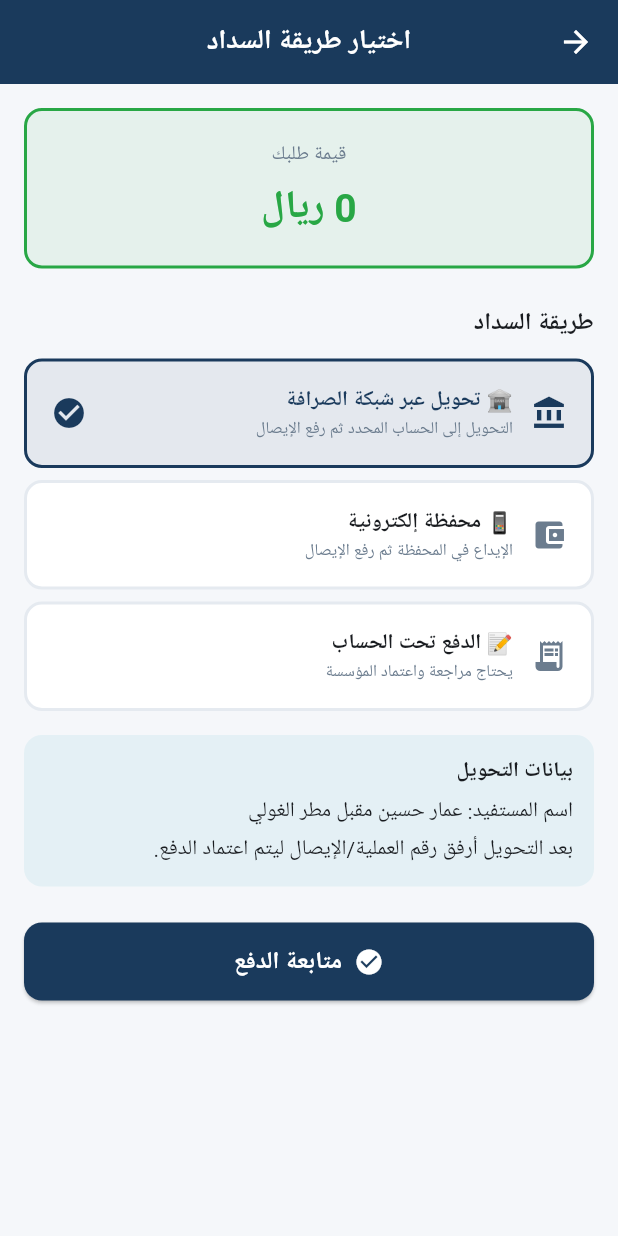
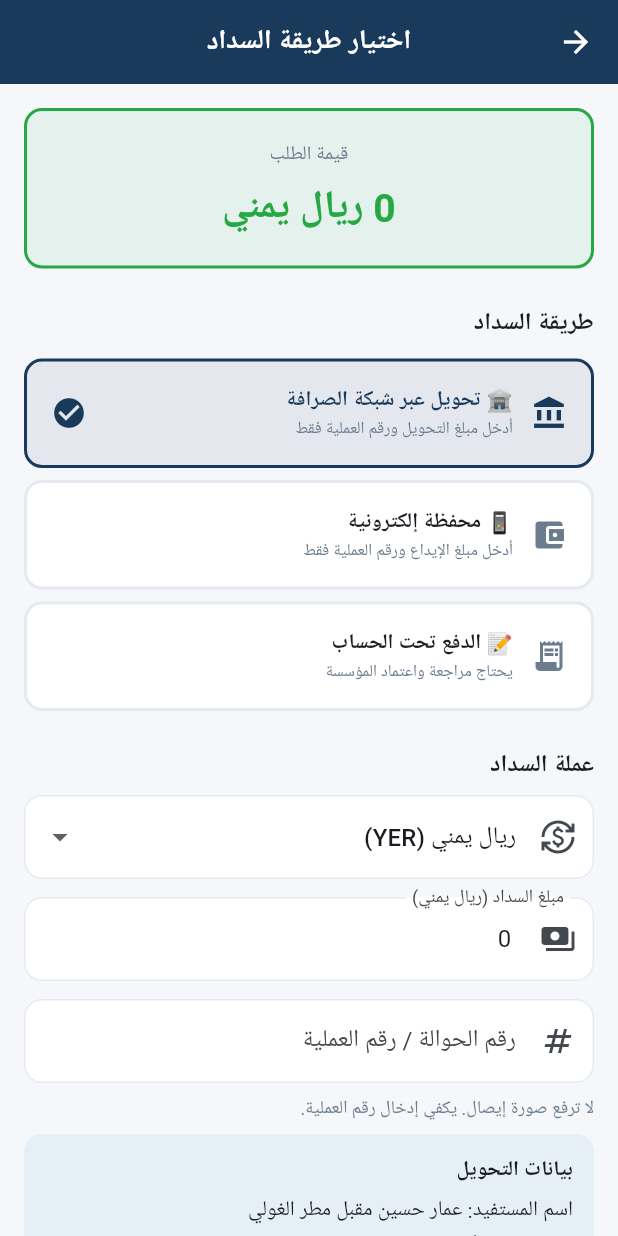
Before and after one commit to yusufnaser-app/alghouli-cement, a Flutter app: the ChoosePaymentScreen screen opened directly with empty values, on a phone screen of 412 x 824 dp. Run offline on Flutter 3.47's test engine with Material 3 defaults, Android fonts, the phone set to English and light mode, and no system bars; our stand-ins replace dio, firebase_core, firebase_messaging, image_picker; accounts and stored records are empty; network calls fail; statements that could not run were skipped.

Commit message:
add multi currency payments without exchange rate

```diff
--- a/mobile/lib/features/payments/presentation/screens/choose_payment_screen.dart
+++ b/mobile/lib/features/payments/presentation/screens/choose_payment_screen.dart
@@ -3,10 +3,11 @@ import '../../../../core/constants/app_colors.dart';
 import '../../../../core/widgets/primary_button.dart';
 import '../../../orders/data/order_service.dart';
 import '../../../wallet/data/wallet_service.dart';
-import 'upload_receipt_screen.dart';
+import '../data/payment_service.dart';
 
-/// تظهر بعد أن يحدد الموظف سعر الطلب (الحالة PENDING_PAYMENT_METHOD) —
-/// هنا يرى العميل السعر الرسمي لأول مرة ويختار طريقة السداد (بند 23-24).
+/// بعد تسعير الطلب يختار العميل طريقة السداد.
+/// الدفع التحويلي يسجل: العملة + المبلغ بنفس العملة + رقم العملية فقط.
+/// لا يوجد رفع صورة إيصال ولا سعر صرف.
 class ChoosePaymentScreen extends StatefulWidget {
   final String orderId;
   final double totalAmount;
@@ -23,10 +24,14 @@ class ChoosePaymentScreen extends StatefulWidget {
 
 class _ChoosePaymentScreenState extends State<ChoosePaymentScreen> {
   final _orderService = OrderService();
+  final _paymentService = PaymentService();
   final _walletService = WalletService();
-  final _partialController = TextEditingController();
+
+  final _amountController = TextEditingController();
+  final _transactionController = TextEditingController();
 
   String _paymentTerms = 'network_transfer';
+  String _currency = 'YER';
   CustomerSummary? _summary;
   bool _loading = false;
   bool _loadingSummary = true;
@@ -35,13 +40,14 @@ class _ChoosePaymentScreenState extends State<ChoosePaymentScreen> {
   @override
   void initState() {
     super.initState();
-    _partialController.text = (widget.totalAmount / 2).toStringAsFixed(0);
+    _amountController.text = widget.totalAmount.toStringAsFixed(0);
     _loadSummary();
   }
 
   @override
   void dispose() {
-    _partialController.dispose();
+    _amountController.dispose();
+    _transactionController.dispose();
     super.dispose();
   }
 
@@ -49,9 +55,7 @@ class _ChoosePaymentScreenState extends State<ChoosePaymentScreen> {
     try {
       final s = await _walletService.getSummary();
       if (mounted) setState(() => _summary = s);
-    } catch (_) {
-      // غير حرج: الشاشة تعمل بدون عرض الرصيد الحالي
-    }
+    } catch (_) {}
     if (mounted) setState(() => _loadingSummary = false);
   }
 
@@ -63,14 +67,33 @@ class _ChoosePaymentScreenState extends State<ChoosePaymentScreen> {
         );
   }
 
+  String _currencyName(String code) {
+    switch (code) {
+      case 'USD':
+        return 'دولار أمريكي';
+      case 'SAR':
+        return 'ريال سعودي';
+      default:
+        return 'ريال يمني';
+    }
+  }
+
   Future<void> _submit() async {
-    double? paidNow;
-    if (_paymentTerms == 'partial') {
-      paidNow = double.tryParse(_partialController.text.trim());
-      if (paidNow == null || paidNow <= 0 || paidNow >= widget.totalAmount) {
-        setState(() => _error = 'أدخل مبلغًا صحيحًا أقل من الإجمالي');
+    if (_paymentTerms == 'on_account') {
+      await _choosePaymentOnly();
       return;
     }
+
+    final amount = double.tryParse(_amountController.text.trim());
+    if (amount == null || amount <= 0) {
+      setState(() => _error = 'أدخل مبلغ السداد بشكل صحيح');
+      return;
+    }
+
+    final transactionRef = _transactionController.text.trim();
+    if (transactionRef.isEmpty) {
+      setState(() => _error = 'أدخل رقم الحوالة أو رقم العملية');
+      return;
     }
 
     setState(() {
@@ -79,29 +102,71 @@ class _ChoosePaymentScreenState extends State<ChoosePaymentScreen> {
     });
 
     try {
+      // أولاً نسجل طريقة السداد للطلب.
+      final selected = await _orderService.choosePayment(
+        orderId: widget.orderId,
+        paymentTerms: _paymentTerms,
+      );
+
+      if (selected['status'] != 'PENDING_PAYMENT') {
+        throw Exception('تعذر تحويل الطلب إلى حالة الدفع');
+      }
+
+      final methods = await _paymentService.methods();
+      final method = methods.cast<Map<String, dynamic>?>().firstWhere(
+            (m) => m?['code']?.toString() == _paymentTerms,
+            orElse: () => null,
+          );
+
+      if (method == null || method['id'] == null) {
+        throw Exception('طريقة الدفع غير متاحة حاليًا');
+      }
+
+      final now = DateTime.now();
+      final transferDate =
+          '${now.year.toString().padLeft(4, '0')}-${now.month.toString().padLeft(2, '0')}-${now.day.toString().padLeft(2, '0')}';
+
+      await _paymentService.submit(
+        orderId: widget.orderId,
+        methodId: method['id'].toString(),
+        amount: amount,
+        currency: _currency,
+        transferDate: transferDate,
+        transactionRef: transactionRef,
+      );
+
+      if (!mounted) return;
+      Navigator.pop(context, true);
+      ScaffoldMessenger.of(context).showSnackBar(
+        const SnackBar(
+          content: Text('تم إرسال بيانات السداد ورقم العملية للمراجعة'),
+          backgroundColor: AppColors.success,
+          duration: Duration(seconds: 4),
+        ),
+      );
+    } catch (e) {
+      if (!mounted) return;
+      setState(() => _error = e.toString().replaceFirst('Exception: ', ''));
+    } finally {
+      if (mounted) setState(() => _loading = false);
+    }
+  }
+
+  Future<void> _choosePaymentOnly() async {
+    setState(() {
+      _loading = true;
+      _error = null;
+    });
+
+    try {
       final result = await _orderService.choosePayment(
         orderId: widget.orderId,
-        paymentTerms: _paymentTerms,
-        paidAmountNow: paidNow,
+        paymentTerms: 'on_account',
       );
+
       if (!mounted) return;
-
-      final status = result['status'] as String?;
-      if (status == 'PENDING_PAYMENT') {
-        // فوري أو جزئي: يذهب لرفع إيصال المبلغ المطلوب سداده الآن
-        final amountToPay = _paymentTerms == 'partial' ? paidNow! : widget.totalAmount;
-        Navigator.pushReplacement(
-          context,
-          MaterialPageRoute(
-            builder: (_) => UploadReceiptScreen(
-              orderId: widget.orderId,
-              totalAmount: amountToPay,
-            ),
-          ),
-        );
-      } else {
-        // آجل: بانتظار موافقة المدير — لا حاجة لرفع إيصال الآن
       Navigator.pop(context, true);
+      if (result['status'] == 'PENDING_ADMIN_APPROVAL') {
         ScaffoldMessenger.of(context).showSnackBar(
           const SnackBar(
             content: Text('تم إرسال طلب الدفع تحت الحساب — بانتظار موافقة المؤسسة'),
@@ -132,7 +197,6 @@ class _ChoosePaymentScreenState extends State<ChoosePaymentScreen> {
           child: Column(
             crossAxisAlignment: CrossAxisAlignment.stretch,
             children: [
-              // قيمة الطلب الرسمية — تظهر للعميل هنا لأول مرة
               Container(
                 padding: const EdgeInsets.all(20),
                 decoration: BoxDecoration(
@@ -142,14 +206,19 @@ class _ChoosePaymentScreenState extends State<ChoosePaymentScreen> {
                 ),
                 child: Column(
                   children: [
-                    const Text('قيمة طلبك',
-                        style: TextStyle(fontSize: 13, color: AppColors.textSecondary)),
+                    const Text(
+                      'قيمة الطلب',
+                      style: TextStyle(fontSize: 13, color: AppColors.textSecondary),
+                    ),
                     const SizedBox(height: 6),
-                    Text('${_fmt(widget.totalAmount)} ريال',
+                    Text(
+                      '${_fmt(widget.totalAmount)} ريال يمني',
                       style: const TextStyle(
                         fontSize: 26,
                         fontWeight: FontWeight.bold,
-                            color: AppColors.success)),
+                        color: AppColors.success,
+                      ),
+                    ),
                   ],
                 ),
               ),
@@ -167,8 +236,10 @@ class _ChoosePaymentScreenState extends State<ChoosePaymentScreen> {
                       const Icon(Icons.error_outline, color: AppColors.danger),
                       const SizedBox(width: 8),
                       Expanded(
-                        child: Text(_error!,
-                            style: const TextStyle(color: AppColors.danger)),
+                        child: Text(
+                          _error!,
+                          style: const TextStyle(color: AppColors.danger),
+                        ),
                       ),
                     ],
                   ),
@@ -176,12 +247,91 @@ class _ChoosePaymentScreenState extends State<ChoosePaymentScreen> {
                 const SizedBox(height: 16),
               ],
 
-              const Text('طريقة السداد',
-                  style: TextStyle(fontSize: 16, fontWeight: FontWeight.bold)),
+              const Text(
+                'طريقة السداد',
+                style: TextStyle(fontSize: 16, fontWeight: FontWeight.bold),
+              ),
               const SizedBox(height: 12),
-              _option('network_transfer', '🏦 تحويل عبر شبكة الصرافة', 'التحويل إلى الحساب المحدد ثم رفع الإيصال', Icons.account_balance),
-              _option('e_wallet', '📱 محفظة إلكترونية', 'الإيداع في المحفظة ثم رفع الإيصال', Icons.account_balance_wallet),
-              _option('on_account', '📝 الدفع تحت الحساب', 'يحتاج مراجعة واعتماد المؤسسة', Icons.receipt_long),
+              _option(
+                'network_transfer',
+                '🏦 تحويل عبر شبكة الصرافة',
+                'أدخل مبلغ التحويل ورقم العملية فقط',
+                Icons.account_balance,
+              ),
+              _option(
+                'e_wallet',
+                '📱 محفظة إلكترونية',
+                'أدخل مبلغ الإيداع ورقم العملية فقط',
+                Icons.account_balance_wallet,
+              ),
+              _option(
+                'on_account',
+                '📝 الدفع تحت الحساب',
+                'يحتاج مراجعة واعتماد المؤسسة',
+                Icons.receipt_long,
+              ),
+
+              if (!isCredit) ...[
+                const SizedBox(height: 16),
+                const Text(
+                  'عملة السداد',
+                  style: TextStyle(fontSize: 16, fontWeight: FontWeight.bold),
+                ),
+                const SizedBox(height: 8),
+                DropdownButtonFormField<String>(
+                  value: _currency,
+                  decoration: const InputDecoration(
+                    border: OutlineInputBorder(),
+                    prefixIcon: Icon(Icons.currency_exchange),
+                  ),
+                  items: const [
+                    DropdownMenuItem(value: 'YER', child: Text('ريال يمني (YER)')),
+                    DropdownMenuItem(value: 'USD', child: Text('دولار أمريكي (USD)')),
+                    DropdownMenuItem(value: 'SAR', child: Text('ريال سعودي (SAR)')),
+                  ],
+                  onChanged: (v) {
+                    if (v == null) return;
+                    setState(() {
+                      _currency = v;
+                      if (v == 'YER') {
+                        _amountController.text =
+                            widget.totalAmount.toStringAsFixed(0);
+                      } else {
+                        // لا يوجد تحويل تلقائي؛ العميل يدخل المبلغ بالعملة المختارة.
+                        _amountController.clear();
+                      }
+                    });
+                  },
+                ),
+                const SizedBox(height: 12),
+                TextField(
+                  controller: _amountController,
+                  keyboardType: const TextInputType.numberWithOptions(decimal: true),
+                  decoration: InputDecoration(
+                    labelText: 'مبلغ السداد (${_currencyName(_currency)})',
+                    prefixIcon: const Icon(Icons.payments),
+                    border: const OutlineInputBorder(),
+                  ),
+                ),
+                const SizedBox(height: 12),
+                TextField(
+                  controller: _transactionController,
+                  keyboardType: TextInputType.text,
+                  decoration: const InputDecoration(
+                    labelText: 'رقم الحوالة / رقم العملية',
+                    prefixIcon: Icon(Icons.numbers),
+                    border: OutlineInputBorder(),
+                  ),
+                ),
+                const SizedBox(height: 8),
+                const Text(
+                  'لا ترفع صورة إيصال. يكفي إدخال رقم العملية.',
+                  style: TextStyle(
+                    fontSize: 12,
+                    color: AppColors.textSecondary,
+                  ),
+                ),
+              ],
 
               if (_paymentTerms == 'network_transfer')
                 Container(
@@ -194,11 +344,14 @@ class _ChoosePaymentScreenState extends State<ChoosePaymentScreen> {
                   child: const Column(
                     crossAxisAlignment: CrossAxisAlignment.start,
                     children: [
-                      Text('بيانات التحويل', style: TextStyle(fontWeight: FontWeight.bold)),
+                      Text(
+                        'بيانات التحويل',
+                        style: TextStyle(fontWeight: FontWeight.bold),
+                      ),
                       SizedBox(height: 6),
                       Text('اسم المستفيد: عمار حسين مقبل مطر الغولي'),
                       SizedBox(height: 4),
-                      Text('بعد التحويل أرفق رقم العملية/الإيصال ليتم اعتماد الدفع.'),
+                      Text('بعد التحويل أدخل رقم العملية فقط ليتم اعتماد الدفع.'),
                     ],
                   ),
                 ),
@@ -211,20 +364,10 @@ class _ChoosePaymentScreenState extends State<ChoosePaymentScreen> {
                     color: AppColors.info.withOpacity(0.08),
                     borderRadius: BorderRadius.circular(12),
                   ),
-                  child: const Text('المحفظة الإلكترونية: أتمم الإيداع ثم ارفع إيصال العملية من شاشة الدفع.'),
-                ),
-
-              if (_paymentTerms == 'partial') ...[
-                const SizedBox(height: 12),
-                TextField(
-                  controller: _partialController,
-                  keyboardType: const TextInputType.numberWithOptions(decimal: true),
-                  decoration: const InputDecoration(
-                    labelText: 'المبلغ المدفوع الآن (ريال)',
-                    prefixIcon: Icon(Icons.money),
+                  child: const Text(
+                    'المحفظة الإلكترونية: أتمم الإيداع ثم أدخل رقم العملية فقط.',
                   ),
                 ),
-              ],
 
               if (isCredit && !_loadingSummary && _summary != null) ...[
                 const SizedBox(height: 16),
@@ -238,8 +381,10 @@ class _ChoosePaymentScreenState extends State<ChoosePaymentScreen> {
                   child: Column(
                     children: [
                       _row('رصيدك الحالي', '${_fmt(currentBalance)} ر.ي'),
-                      _row('الحد الائتماني',
-                          creditLimit == 0 ? 'غير محدود' : '${_fmt(creditLimit)} ر.ي'),
+                      _row(
+                        'الحد الائتماني',
+                        creditLimit == 0 ? 'غير محدود' : '${_fmt(creditLimit)} ر.ي',
+                      ),
                     ],
                   ),
                 ),
@@ -247,8 +392,8 @@ class _ChoosePaymentScreenState extends State<ChoosePaymentScreen> {
 
               const SizedBox(height: 24),
               PrimaryButton(
-                text: _paymentTerms == 'on_account' ? 'إرسال طلب تحت الحساب' : 'متابعة الدفع',
-                icon: _paymentTerms == 'on_account' ? Icons.send : Icons.check_circle,
+                text: isCredit ? 'إرسال طلب تحت الحساب' : 'إرسال بيانات السداد',
+                icon: isCredit ? Icons.send : Icons.check_circle,
                 isLoading: _loading,
                 onPressed: _submit,
               ),
@@ -277,22 +422,34 @@ class _ChoosePaymentScreenState extends State<ChoosePaymentScreen> {
         ),
         child: Row(
           children: [
-            Icon(icon, color: selected ? AppColors.primary : AppColors.textSecondary),
+            Icon(
+              icon,
+              color: selected ? AppColors.primary : AppColors.textSecondary,
+            ),
             const SizedBox(width: 12),
             Expanded(
               child: Column(
                 crossAxisAlignment: CrossAxisAlignment.start,
                 children: [
-                  Text(title,
+                  Text(
+                    title,
                     style: TextStyle(
                       fontWeight: FontWeight.bold,
-                          color: selected ? AppColors.primary : null)),
-                  Text(subtitle,
-                      style: const TextStyle(fontSize: 11, color: AppColors.textSecondary)),
+                      color: selected ? AppColors.primary : null,
+                    ),
+                  ),
+                  Text(
+                    subtitle,
+                    style: const TextStyle(
+                      fontSize: 11,
+                      color: AppColors.textSecondary,
+                    ),
+                  ),
                 ],
               ),
             ),
-            if (selected) const Icon(Icons.check_circle, color: AppColors.primary),
+            if (selected)
+              const Icon(Icons.check_circle, color: AppColors.primary),
           ],
         ),
       ),
```
Also changed, not shown: mobile/lib/features/payments/data/payment_service.dart (+2 -17 lines), 3 other files. Lines whose indentation alone changed are shown as unchanged.
